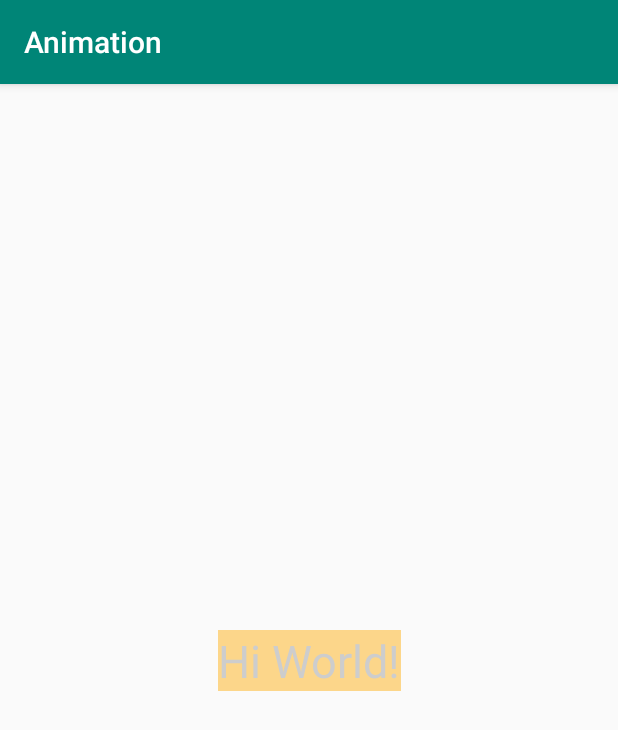
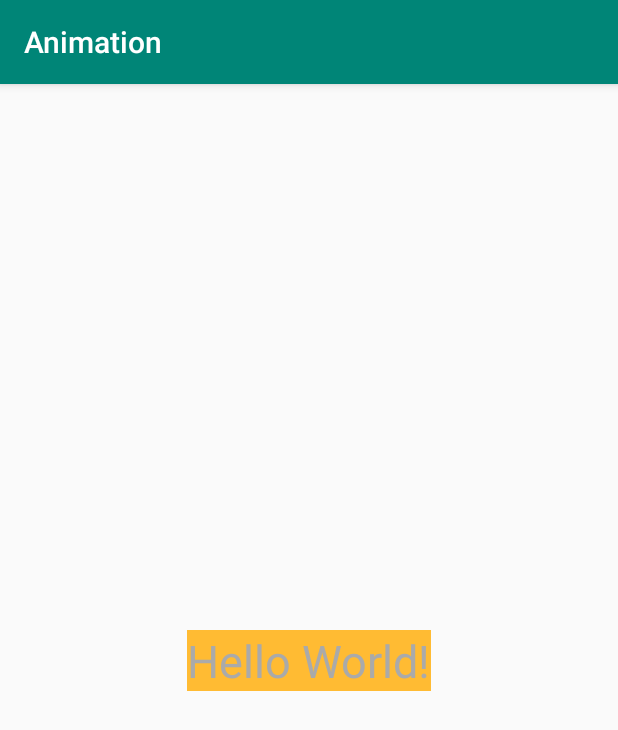
Before and after one commit to mratyunjay007/Animation, an Android app: the screen it shows after launch (MainActivity), after a tap on "Hello World!", on a phone screen of 412 x 824 dp. Shown: the top 730 px of the screen. Run offline under Robolectric (Android 15) with nearby library versions, the phone set to English and light mode, and no system bars.

Commit message:
save text animation

```diff
--- a/app/src/main/java/com/spirit/tech/animation/MainActivity.java
+++ b/app/src/main/java/com/spirit/tech/animation/MainActivity.java
@@ -8,22 +8,38 @@ import android.widget.TextView;
 
 public class MainActivity extends AppCompatActivity {
 
+    TextView click,tvhi;
     @Override
     protected void onCreate(Bundle savedInstanceState) {
         super.onCreate(savedInstanceState);
         setContentView(R.layout.activity_main);
 
-       final TextView click=findViewById(R.id.btnclick);
-       final TextView tvhi=findViewById(R.id.newword);
+        click=findViewById(R.id.btnclick);
+       tvhi=findViewById(R.id.newword);
 
+       click.setOnClickListener(new View.OnClickListener() {
+           @Override
+           public void onClick(View v) {
 
-        click.setOnClickListener(new View.OnClickListener() {
+               click.animate().alpha(0).setDuration(1000);
+               tvhi.animate().alpha(1).setDuration(1000);
+           }
+       });
+        tvhi.setOnClickListener(new View.OnClickListener() {
             @Override
             public void onClick(View v) {
-                click.animate().alpha(0).setDuration(2000);
-                tvhi.animate().alpha(1).setDuration(4000);
+                tvhi.animate().alpha(0).setDuration(1000);
+
+                click.animate().alpha(1).setDuration(1000);
+
 
             }
         });
+
+
+
+
+
     }
+
 }
```
